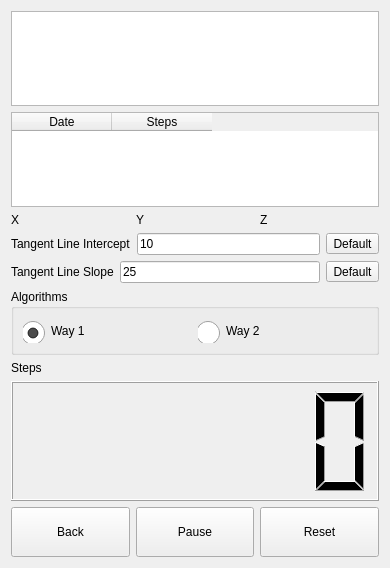
This is dlgsteps.ui in ic005k/Knot-Legacy as Qt 5 draws it before an edit. The edited form follows.
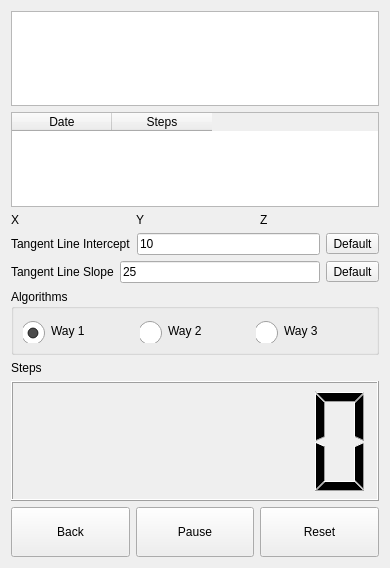
This is the edited form. Icons and pictures are not drawn.

Patch:
```diff
--- a/dlgsteps.ui
+++ b/dlgsteps.ui
@@ -201,6 +201,37 @@
         </property>
        </widget>
       </item>
+      <item>
+       <widget class="QRadioButton" name="rbAlg3">
+        <property name="styleSheet">
+         <string notr="true">QRadioButton::indicator {
+    width: 25px;
+    height: 25px;
+    /*image: url(:/src/sel.png);*/
+    
+    position: relative;
+    left: 0px;
+    right: 3px;
+    top: 2px;
+    bottom:4px;
+}
+
+QRadioButton::indicator:unchecked {
+    image: url(:/src/nosel.png);
+}
+
+QRadioButton::indicator:checked {
+    image: url(:/src/sel.png);
+}
+
+
+</string>
+        </property>
+        <property name="text">
+         <string>Way 3</string>
+        </property>
+       </widget>
+      </item>
      </layout>
     </widget>
    </item>
```
